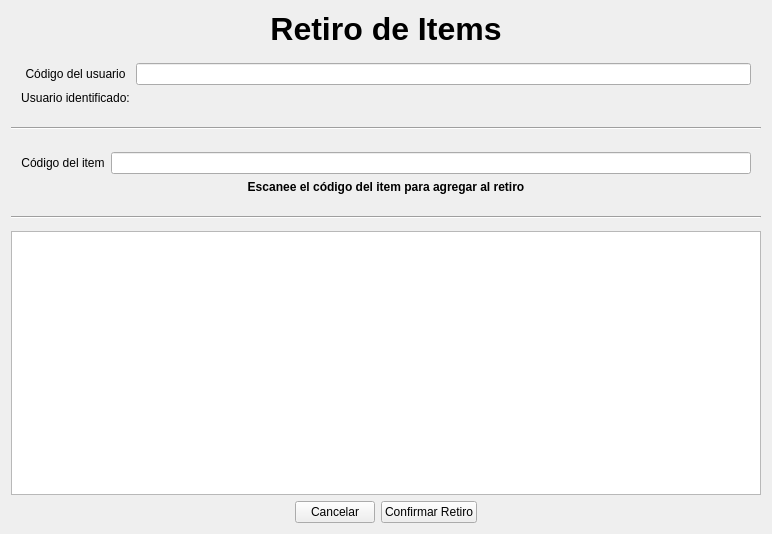
ignabelitzky/asset-manager, file AssetManager/src/pages/CheckoutPage.ui: the form before one commit.
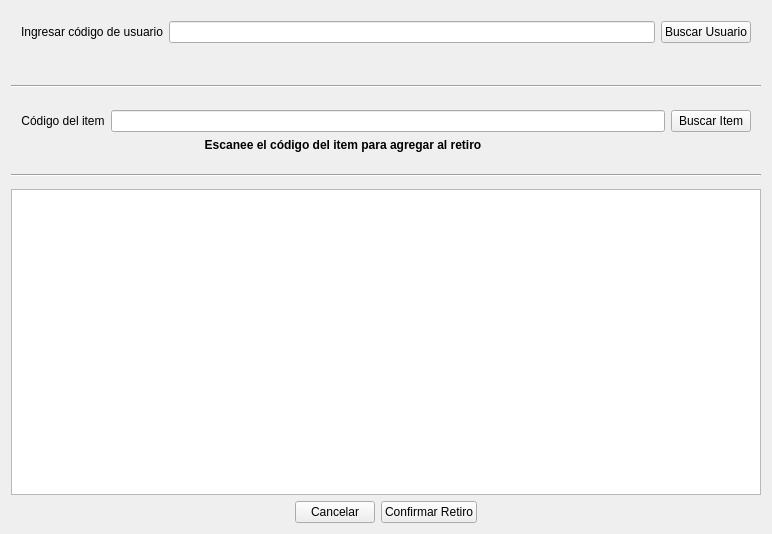
The form after the commit.

Commit message: Cambios menores para mejorar las experiencia de usuario

Patch:
```diff
--- a/AssetManager/src/pages/CheckoutPage.ui
+++ b/AssetManager/src/pages/CheckoutPage.ui
@@ -14,22 +14,6 @@
    <string>Form</string>
   </property>
   <layout class="QVBoxLayout" name="verticalLayout">
-   <item>
-    <widget class="QLabel" name="titleLabel">
-     <property name="font">
-      <font>
-       <pointsize>24</pointsize>
-       <bold>true</bold>
-      </font>
-     </property>
-     <property name="text">
-      <string>Retiro de Items</string>
-     </property>
-     <property name="alignment">
-      <set>Qt::AlignmentFlag::AlignCenter</set>
-     </property>
-    </widget>
-   </item>
    <item>
     <layout class="QGridLayout" name="gridLayout_2">
      <property name="leftMargin">
@@ -44,6 +28,16 @@
      <property name="bottomMargin">
       <number>10</number>
      </property>
+     <item row="0" column="0">
+      <widget class="QLabel" name="userBarcodeLabel">
+       <property name="text">
+        <string>Ingresar código de usuario</string>
+       </property>
+       <property name="alignment">
+        <set>Qt::AlignmentFlag::AlignCenter</set>
+       </property>
+      </widget>
+     </item>
      <item row="0" column="1">
       <widget class="QLineEdit" name="userBarcodeLineEdit">
        <property name="sizePolicy">
@@ -66,27 +60,14 @@
        </property>
       </widget>
      </item>
-     <item row="0" column="0">
-      <widget class="QLabel" name="userBarcodeLabel">
+     <item row="0" column="2">
+      <widget class="QPushButton" name="searchUserButton">
        <property name="text">
-        <string>Código del usuario</string>
+        <string>Buscar Usuario</string>
        </property>
-       <property name="alignment">
-        <set>Qt::AlignmentFlag::AlignCenter</set>
-       </property>
       </widget>
      </item>
-     <item row="1" column="0">
-      <widget class="QLabel" name="label">
-       <property name="text">
-        <string>Usuario identificado:</string>
-       </property>
-       <property name="alignment">
-        <set>Qt::AlignmentFlag::AlignCenter</set>
-       </property>
-      </widget>
-     </item>
-     <item row="1" column="1">
+     <item row="1" column="0" colspan="3">
       <widget class="QLabel" name="userNameLabel">
        <property name="text">
         <string/>
@@ -128,6 +109,22 @@
      <property name="bottomMargin">
       <number>10</number>
      </property>
+     <item row="1" column="0" colspan="2">
+      <widget class="QLabel" name="itemHintLabel">
+       <property name="font">
+        <font>
+         <italic>false</italic>
+         <bold>true</bold>
+        </font>
+       </property>
+       <property name="text">
+        <string>Escanee el código del item para agregar al retiro</string>
+       </property>
+       <property name="alignment">
+        <set>Qt::AlignmentFlag::AlignCenter</set>
+       </property>
+      </widget>
+     </item>
      <item row="0" column="1">
       <widget class="QLineEdit" name="itemBarcodeLineEdit">
        <property name="minimumSize">
@@ -157,19 +154,10 @@
        </property>
       </widget>
      </item>
-     <item row="1" column="0" colspan="2">
-      <widget class="QLabel" name="label_2">
-       <property name="font">
-        <font>
-         <italic>false</italic>
-         <bold>true</bold>
-        </font>
-       </property>
+     <item row="0" column="2">
+      <widget class="QPushButton" name="searchItemButton">
        <property name="text">
-        <string>Escanee el código del item para agregar al retiro</string>
-       </property>
-       <property name="alignment">
-        <set>Qt::AlignmentFlag::AlignCenter</set>
+        <string>Buscar Item</string>
        </property>
       </widget>
      </item>
```
Left out of the diff: 9 changed lines with no effect on the pictures. The commit also changes 6 other files.
